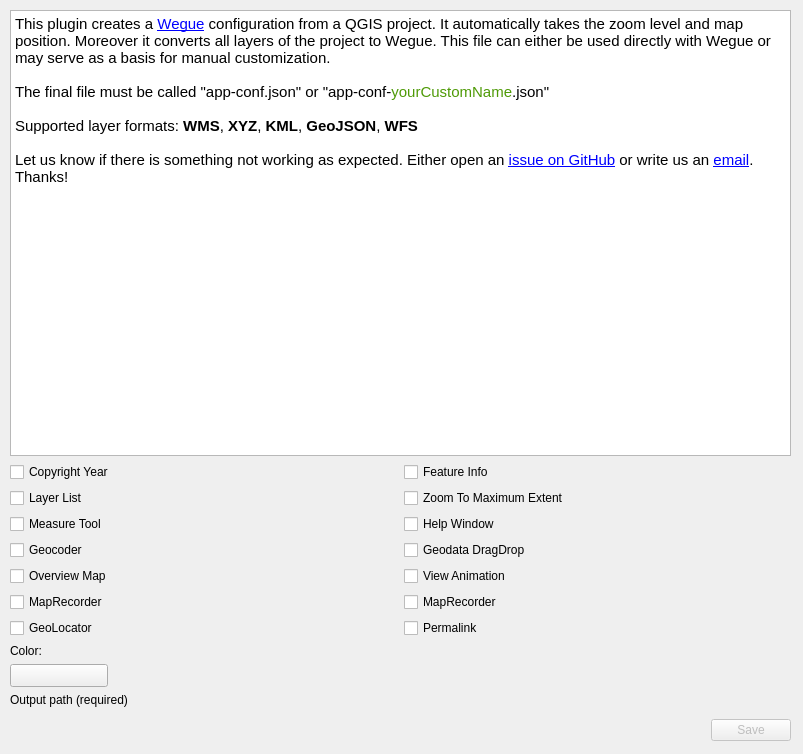
meggsimum/qgis2wegue, file qgis2wegue_dialog_base.ui: the form before one commit.
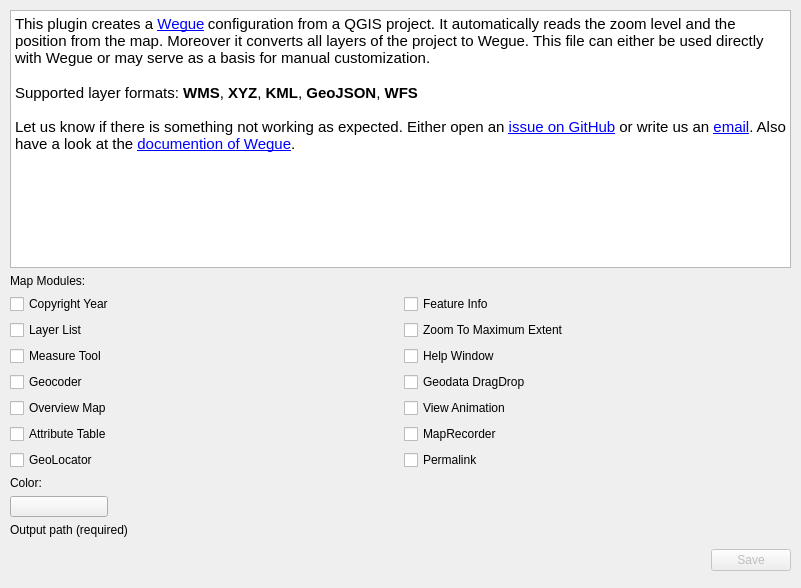
The form after the commit. Custom widgets are drawn as their Qt base class.

What changed in the file:
```diff
--- a/qgis2wegue_dialog_base.ui
+++ b/qgis2wegue_dialog_base.ui
@@ -9,8 +9,8 @@
    <rect>
     <x>0</x>
     <y>0</y>
-    <width>803</width>
-    <height>754</height>
+    <width>801</width>
+    <height>588</height>
    </rect>
   </property>
   <property name="minimumSize">
@@ -34,7 +34,7 @@
      <x>10</x>
      <y>10</y>
      <width>781</width>
-     <height>731</height>
+     <height>561</height>
     </rect>
    </property>
    <layout class="QVBoxLayout" name="verticalLayout">
@@ -48,7 +48,8 @@
 &lt;html&gt;&lt;head&gt;&lt;meta name=&quot;qrichtext&quot; content=&quot;1&quot; /&gt;&lt;style type=&quot;text/css&quot;&gt;
 p, li { white-space: pre-wrap; }
 &lt;/style&gt;&lt;/head&gt;&lt;body style=&quot; font-family:'Noto Sans'; font-size:9pt; font-weight:400; font-style:normal;&quot;&gt;
-&lt;p style=&quot; margin-top:0px; margin-bottom:0px; margin-left:0px; margin-right:0px; -qt-block-indent:0; text-indent:0px;&quot;&gt;&lt;span style=&quot; font-family:'Cantarell'; font-size:11pt;&quot;&gt;This plugin creates a &lt;/span&gt;&lt;a href=&quot;https://github.com/meggsimum/wegue&quot;&gt;&lt;span style=&quot; font-family:'Cantarell'; font-size:11pt; text-decoration: underline; color:#0000ff;&quot;&gt;Wegue&lt;/span&gt;&lt;/a&gt;&lt;span style=&quot; font-family:'Cantarell'; font-size:11pt;&quot;&gt; configuration from a QGIS project. It automatically takes the zoom level and map position. Moreover it converts all layers of the project to Wegue. This file can either be used directly with Wegue or may serve as a basis for manual customization. &lt;br /&gt;&lt;br /&gt;The final file must be called &amp;quot;app-conf.json&amp;quot; or &amp;quot;app-conf-&lt;/span&gt;&lt;span style=&quot; font-family:'Cantarell'; font-size:11pt; color:#4e9a06;&quot;&gt;yourCustomName&lt;/span&gt;&lt;span style=&quot; font-family:'Cantarell'; font-size:11pt;&quot;&gt;.json&amp;quot;&lt;br /&gt;&lt;br /&gt;Supported layer formats: &lt;/span&gt;&lt;span style=&quot; font-family:'Cantarell'; font-size:11pt; font-weight:600; color:#000000;&quot;&gt;WMS&lt;/span&gt;&lt;span style=&quot; font-family:'Cantarell'; font-size:11pt; color:#000000;&quot;&gt;, &lt;/span&gt;&lt;span style=&quot; font-family:'Cantarell'; font-size:11pt; font-weight:600; color:#000000;&quot;&gt;XYZ&lt;/span&gt;&lt;span style=&quot; font-family:'Cantarell'; font-size:11pt; color:#000000;&quot;&gt;, &lt;/span&gt;&lt;span style=&quot; font-family:'Cantarell'; font-size:11pt; font-weight:600; color:#000000;&quot;&gt;KML&lt;/span&gt;&lt;span style=&quot; font-family:'Cantarell'; font-size:11pt; color:#000000;&quot;&gt;, &lt;/span&gt;&lt;span style=&quot; font-family:'Cantarell'; font-size:11pt; font-weight:600; color:#000000;&quot;&gt;GeoJSON&lt;/span&gt;&lt;span style=&quot; font-family:'Cantarell'; font-size:11pt; color:#000000;&quot;&gt;, &lt;/span&gt;&lt;span style=&quot; font-family:'Cantarell'; font-size:11pt; font-weight:600; color:#000000;&quot;&gt;WFS&lt;/span&gt;&lt;span style=&quot; font-family:'Cantarell'; font-size:11pt;&quot;&gt;&lt;br /&gt;&lt;br /&gt;&lt;/span&gt;&lt;span style=&quot; font-family:'Cantarell'; font-size:11pt; color:#000000;&quot;&gt;Let us know if there is something not working as expected. Either open an &lt;/span&gt;&lt;a href=&quot;https://github.com/meggsimum/qgis2wegue/issues/new&quot;&gt;&lt;span style=&quot; font-family:'Cantarell'; font-size:11pt; text-decoration: underline; color:#0000ff;&quot;&gt;issue on GitHub&lt;/span&gt;&lt;/a&gt;&lt;span style=&quot; font-family:'Cantarell'; font-size:11pt; color:#000000;&quot;&gt; or write us an &lt;/span&gt;&lt;a href=&quot;mailto:info@jakobmiksch.eu&quot;&gt;&lt;span style=&quot; font-family:'Cantarell'; font-size:11pt; text-decoration: underline; color:#0000ff;&quot;&gt;email&lt;/span&gt;&lt;/a&gt;&lt;span style=&quot; font-family:'Cantarell'; font-size:11pt; color:#000000;&quot;&gt;.  Thanks!&lt;/span&gt;&lt;/p&gt;&lt;/body&gt;&lt;/html&gt;</string>
+&lt;p style=&quot; margin-top:0px; margin-bottom:0px; margin-left:0px; margin-right:0px; -qt-block-indent:0; text-indent:0px;&quot;&gt;&lt;span style=&quot; font-family:'Cantarell'; font-size:11pt; color:#000000;&quot;&gt;This plugin creates a &lt;/span&gt;&lt;a href=&quot;https://github.com/meggsimum/wegue&quot;&gt;&lt;span style=&quot; font-family:'Cantarell'; font-size:11pt; text-decoration: underline; color:#0000ff;&quot;&gt;Wegue&lt;/span&gt;&lt;/a&gt; &lt;span style=&quot; font-family:'Cantarell'; font-size:11pt; color:#000000;&quot;&gt;configuration from a QGIS project. It automatically reads the zoom level and the position from the map. Moreover it converts all layers of the project to Wegue. This file can either be used directly with Wegue or may serve as a basis for manual customization. &lt;/span&gt;&lt;/p&gt;
+&lt;p style=&quot; margin-top:0px; margin-bottom:0px; margin-left:0px; margin-right:0px; -qt-block-indent:0; text-indent:0px;&quot;&gt;&lt;span style=&quot; font-family:'Cantarell'; font-size:11pt; color:#000000;&quot;&gt;&lt;br /&gt;Supported layer formats: &lt;/span&gt;&lt;span style=&quot; font-family:'Cantarell'; font-size:11pt; font-weight:600; color:#000000;&quot;&gt;WMS&lt;/span&gt;&lt;span style=&quot; font-family:'Cantarell'; font-size:11pt; color:#000000;&quot;&gt;, &lt;/span&gt;&lt;span style=&quot; font-family:'Cantarell'; font-size:11pt; font-weight:600; color:#000000;&quot;&gt;XYZ&lt;/span&gt;&lt;span style=&quot; font-family:'Cantarell'; font-size:11pt; color:#000000;&quot;&gt;, &lt;/span&gt;&lt;span style=&quot; font-family:'Cantarell'; font-size:11pt; font-weight:600; color:#000000;&quot;&gt;KML&lt;/span&gt;&lt;span style=&quot; font-family:'Cantarell'; font-size:11pt; color:#000000;&quot;&gt;, &lt;/span&gt;&lt;span style=&quot; font-family:'Cantarell'; font-size:11pt; font-weight:600; color:#000000;&quot;&gt;GeoJSON&lt;/span&gt;&lt;span style=&quot; font-family:'Cantarell'; font-size:11pt; color:#000000;&quot;&gt;, &lt;/span&gt;&lt;span style=&quot; font-family:'Cantarell'; font-size:11pt; font-weight:600; color:#000000;&quot;&gt;WFS&lt;/span&gt;&lt;span style=&quot; font-family:'Cantarell'; font-size:11pt;&quot;&gt;&lt;br /&gt;&lt;br /&gt;&lt;/span&gt;&lt;span style=&quot; font-family:'Cantarell'; font-size:11pt; color:#000000;&quot;&gt;Let us know if there is something not working as expected. Either open an &lt;/span&gt;&lt;a href=&quot;https://github.com/meggsimum/qgis2wegue/issues/new&quot;&gt;&lt;span style=&quot; font-family:'Cantarell'; font-size:11pt; text-decoration: underline; color:#0000ff;&quot;&gt;issue on GitHub&lt;/span&gt;&lt;/a&gt;&lt;span style=&quot; font-family:'Cantarell'; font-size:11pt; color:#000000;&quot;&gt; or write us an &lt;/span&gt;&lt;a href=&quot;mailto:info@meggsimum.de&quot;&gt;&lt;span style=&quot; font-family:'Cantarell'; font-size:11pt; text-decoration: underline; color:#0000ff;&quot;&gt;email&lt;/span&gt;&lt;/a&gt;&lt;span style=&quot; font-family:'Cantarell'; font-size:11pt; color:#000000;&quot;&gt;. Also have a look at the &lt;/span&gt;&lt;a href=&quot;http://www.wegue.org&quot;&gt;&lt;span style=&quot; font-size:11pt; text-decoration: underline; color:#0000ff;&quot;&gt;documention of Wegue&lt;/span&gt;&lt;/a&gt;&lt;span style=&quot; font-family:'Cantarell'; font-size:11pt; color:#000000;&quot;&gt;.&lt;/span&gt;&lt;/p&gt;&lt;/body&gt;&lt;/html&gt;</string>
       </property>
       <property name="openExternalLinks">
        <bool>true</bool>
@@ -60,7 +61,7 @@
     </item>
     <item>
      <layout class="QGridLayout" name="gridLayout">
-      <item row="6" column="1">
+      <item row="10" column="1">
        <widget class="QCheckBox" name="q2w_permalink">
         <property name="text">
          <string>Permalink</string>
@@ -70,17 +71,17 @@
         </property>
        </widget>
       </item>
-      <item row="0" column="0">
-       <widget class="QCheckBox" name="q2w_copyright_year">
+      <item row="9" column="1">
+       <widget class="QCheckBox" name="q2w_map_recorder">
         <property name="text">
-         <string>Copyright Year</string>
+         <string>MapRecorder</string>
         </property>
         <property name="checked">
          <bool>false</bool>
         </property>
        </widget>
       </item>
-      <item row="6" column="0">
+      <item row="10" column="0">
        <widget class="QCheckBox" name="q2w_geolocator">
         <property name="text">
          <string>GeoLocator</string>
@@ -90,7 +91,7 @@
         </property>
        </widget>
       </item>
-      <item row="3" column="0">
+      <item row="7" column="0">
        <widget class="QCheckBox" name="q2w_geocoder">
         <property name="text">
          <string>Geocoder</string>
@@ -100,7 +101,17 @@
         </property>
        </widget>
       </item>
-      <item row="1" column="0">
+      <item row="9" column="0">
+       <widget class="QCheckBox" name="q2w_attribute_table">
+        <property name="text">
+         <string>Attribute Table</string>
+        </property>
+        <property name="checked">
+         <bool>false</bool>
+        </property>
+       </widget>
+      </item>
+      <item row="4" column="0">
        <widget class="QCheckBox" name="q2w_layer_list">
         <property name="text">
          <string>Layer List</string>
@@ -110,7 +121,7 @@
         </property>
        </widget>
       </item>
-      <item row="4" column="1">
+      <item row="8" column="1">
        <widget class="QCheckBox" name="q2w_view_animation">
         <property name="text">
          <string>View Animation</string>
@@ -120,7 +131,7 @@
         </property>
        </widget>
       </item>
-      <item row="1" column="1">
+      <item row="4" column="1">
        <widget class="QCheckBox" name="q2w_max_extent">
         <property name="text">
          <string>Zoom To Maximum Extent</string>
@@ -130,7 +141,7 @@
         </property>
        </widget>
       </item>
-      <item row="4" column="0">
+      <item row="8" column="0">
        <widget class="QCheckBox" name="q2w_overview_map">
         <property name="text">
          <string>Overview Map</string>
@@ -140,7 +151,7 @@
         </property>
        </widget>
       </item>
-      <item row="2" column="0">
+      <item row="6" column="0">
        <widget class="QCheckBox" name="q2w_measure_tool">
         <property name="text">
          <string>Measure Tool</string>
@@ -150,7 +161,7 @@
         </property>
        </widget>
       </item>
-      <item row="3" column="1">
+      <item row="7" column="1">
        <widget class="QCheckBox" name="q2w_geodata_drag_drop">
         <property name="text">
          <string>Geodata DragDrop</string>
@@ -160,7 +171,7 @@
         </property>
        </widget>
       </item>
-      <item row="0" column="1">
+      <item row="3" column="1">
        <widget class="QCheckBox" name="q2w_info_click">
         <property name="text">
          <string>Feature Info</string>
@@ -170,7 +181,7 @@
         </property>
        </widget>
       </item>
-      <item row="2" column="1">
+      <item row="6" column="1">
        <widget class="QCheckBox" name="q2w_help_window">
         <property name="text">
          <string>Help Window</string>
@@ -180,23 +191,20 @@
         </property>
        </widget>
       </item>
-      <item row="5" column="1">
-       <widget class="QCheckBox" name="q2w_map_recorder">
+      <item row="3" column="0">
+       <widget class="QCheckBox" name="q2w_copyright_year">
         <property name="text">
-         <string>MapRecorder</string>
+         <string>Copyright Year</string>
         </property>
         <property name="checked">
          <bool>false</bool>
         </property>
        </widget>
       </item>
-      <item row="5" column="0">
-       <widget class="QCheckBox" name="q2w_attribute_table">
+      <item row="1" column="0">
+       <widget class="QLabel" name="label_5">
         <property name="text">
-         <string>MapRecorder</string>
-        </property>
-        <property name="checked">
-         <bool>false</bool>
+         <string>Map Modules:</string>
         </property>
        </widget>
       </item>
@@ -214,7 +222,7 @@
       <property name="iconSize">
        <size>
         <width>90</width>
-        <height>16</height>
+        <height>14</height>
        </size>
       </property>
       <property name="color">
```
